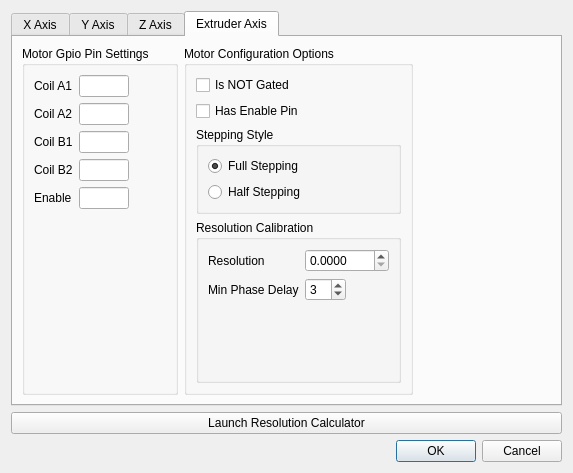
Qt form motorconfigdialog.ui (Bahamuttg/PiRinter3D) before a commit.
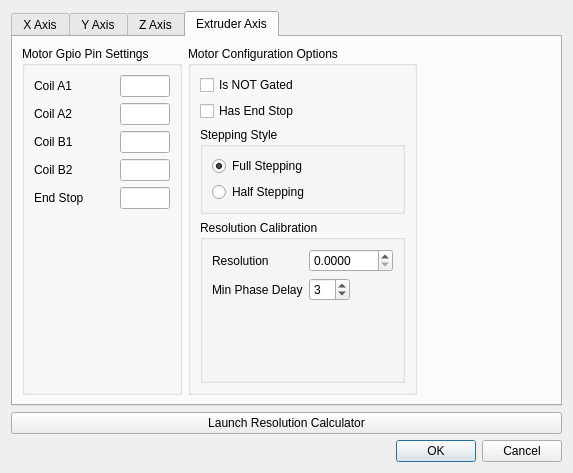
The same form after that commit. The open tabs and pages were chosen to show the change. Icons and pictures are not drawn.

The edit to the form file:
```diff
--- a/motorconfigdialog.ui
+++ b/motorconfigdialog.ui
@@ -1029,6 +1029,12 @@
                 </property>
                 <item row="0" column="0">
                  <widget class="QLabel" name="label_31">
+                  <property name="minimumSize">
+                   <size>
+                    <width>80</width>
+                    <height>0</height>
+                   </size>
+                  </property>
                   <property name="text">
                    <string>Coil A1</string>
                   </property>
@@ -1058,6 +1064,12 @@
                 </item>
                 <item row="1" column="0">
                  <widget class="QLabel" name="label_32">
+                  <property name="minimumSize">
+                   <size>
+                    <width>80</width>
+                    <height>0</height>
+                   </size>
+                  </property>
                   <property name="text">
                    <string>Coil A2</string>
                   </property>
@@ -1087,6 +1099,12 @@
                 </item>
                 <item row="2" column="0">
                  <widget class="QLabel" name="label_33">
+                  <property name="minimumSize">
+                   <size>
+                    <width>80</width>
+                    <height>0</height>
+                   </size>
+                  </property>
                   <property name="text">
                    <string>Coil B1</string>
                   </property>
@@ -1116,6 +1134,12 @@
                 </item>
                 <item row="3" column="0">
                  <widget class="QLabel" name="label_34">
+                  <property name="minimumSize">
+                   <size>
+                    <width>80</width>
+                    <height>0</height>
+                   </size>
+                  </property>
                   <property name="text">
                    <string>Coil B2</string>
                   </property>
@@ -1145,8 +1169,14 @@
                 </item>
                 <item row="4" column="0">
                  <widget class="QLabel" name="lblEnableEX">
+                  <property name="minimumSize">
+                   <size>
+                    <width>80</width>
+                    <height>0</height>
+                   </size>
+                  </property>
                   <property name="text">
-                   <string>Enable</string>
+                   <string>End Stop</string>
                   </property>
                  </widget>
                 </item>
@@ -1203,7 +1233,7 @@
                  <string>&lt;html&gt;&lt;head/&gt;&lt;body&gt;&lt;p&gt;Select this option to enable/disable this motor  based upon hardware insted of software.&lt;/p&gt;&lt;/body&gt;&lt;/html&gt;</string>
                 </property>
                 <property name="text">
-                 <string>Has Enable Pin</string>
+                 <string>Has End Stop</string>
                 </property>
                </widget>
               </item>
```
Left out of the diff: 441 changed lines with no effect on the pictures.
